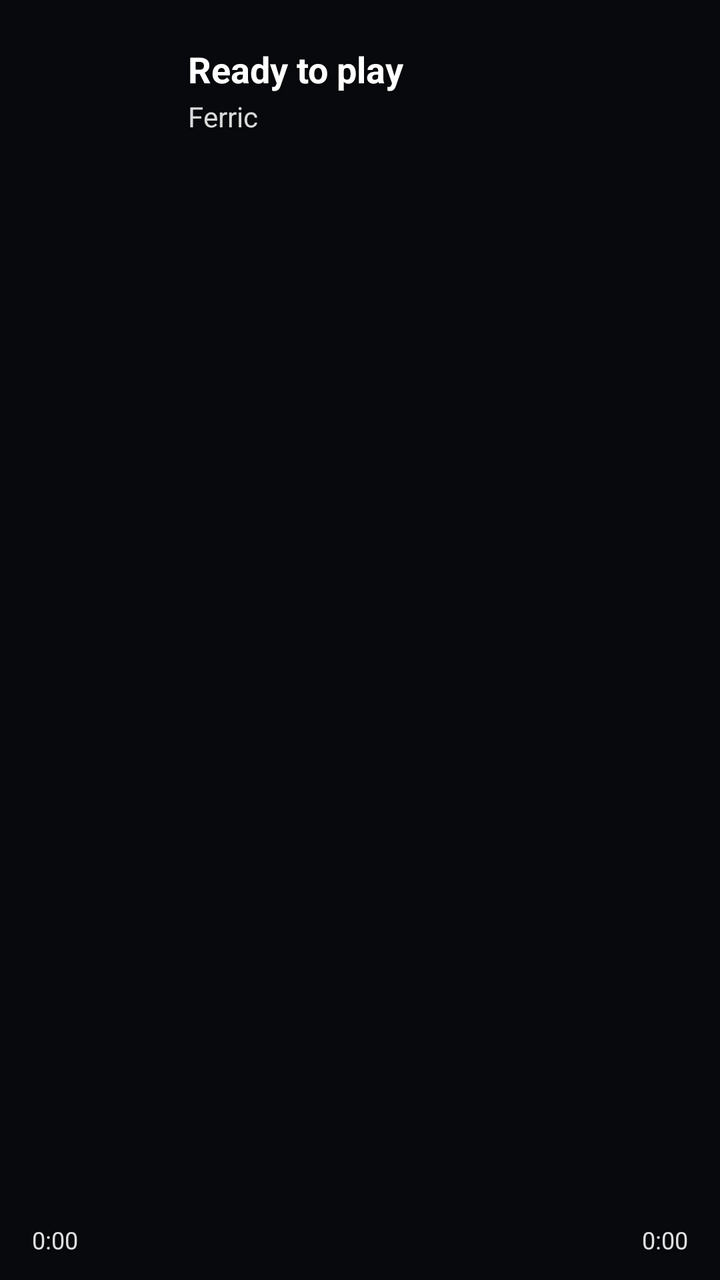
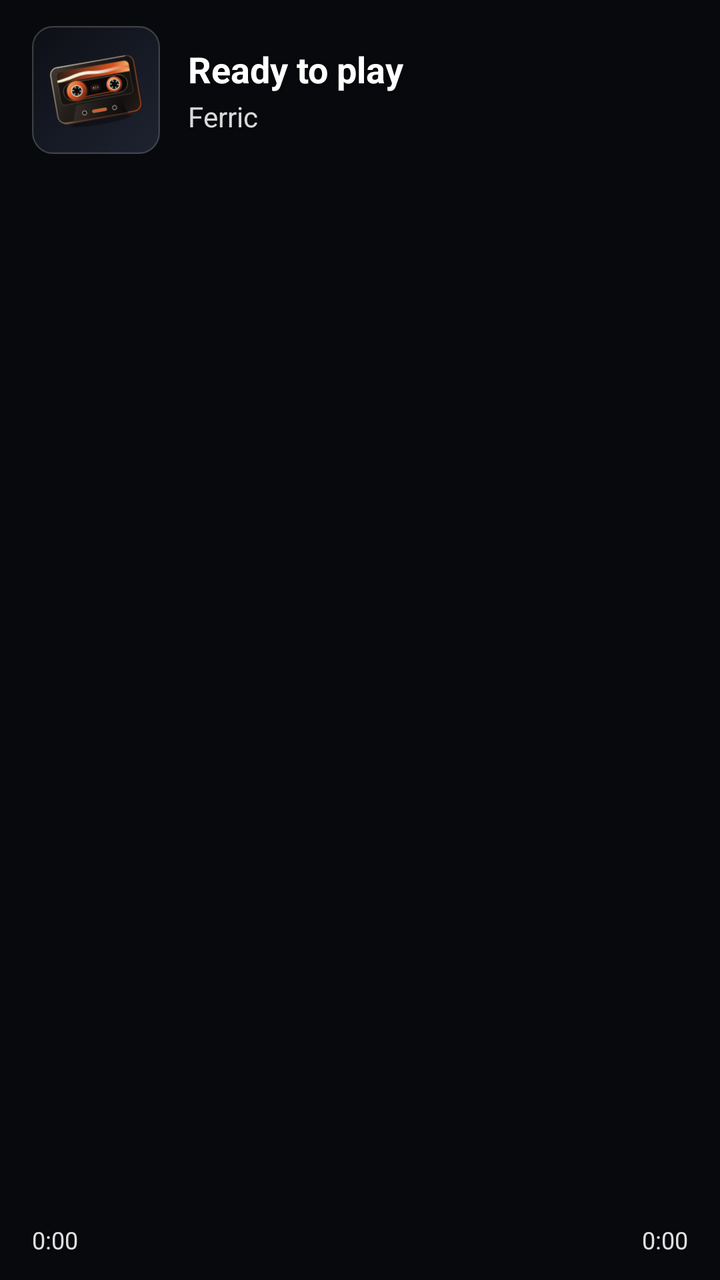

Screens rendered from an Android XML layout before and after an edit, with the pre-edit source and the edit as a unified diff.
<!-- AndroidManifest.xml: application theme Theme.Ferric -->
<!-- res/layout/widget_liquid_glass.xml -->
<?xml version="1.0" encoding="utf-8"?>
<FrameLayout xmlns:android="http://schemas.android.com/apk/res/android"
    android:id="@+id/widget_root"
    android:layout_width="match_parent"
    android:layout_height="match_parent">

    <ImageView
        android:id="@+id/widget_glass_bg"
        android:layout_width="match_parent"
        android:layout_height="match_parent"
        android:contentDescription="@null"
        android:scaleType="fitXY" />

    <LinearLayout
        android:layout_width="match_parent"
        android:layout_height="match_parent"
        android:orientation="vertical"
        android:paddingHorizontal="16dp"
        android:paddingTop="13dp"
        android:paddingBottom="12dp">

        <LinearLayout
            android:layout_width="match_parent"
            android:layout_height="wrap_content"
            android:gravity="center_vertical"
            android:orientation="horizontal">

            <ImageView
                android:id="@+id/widget_art"
                android:layout_width="64dp"
                android:layout_height="64dp"
                android:layout_marginEnd="14dp"
                android:contentDescription="@string/app_name"
                android:scaleType="fitCenter"
                android:src="@mipmap/ic_launcher" />

            <LinearLayout
                android:layout_width="0dp"
                android:layout_height="wrap_content"
                android:layout_weight="1"
                android:gravity="center_vertical"
                android:orientation="vertical">

                <TextView
                    android:id="@+id/widget_title"
                    android:layout_width="match_parent"
                    android:layout_height="wrap_content"
                    android:ellipsize="end"
                    android:maxLines="1"
                    android:shadowColor="#66000000"
                    android:shadowDx="0"
                    android:shadowDy="1.5"
                    android:shadowRadius="4"
                    android:text="@string/widget_ready"
                    android:textColor="#FFFFFFFF"
                    android:textSize="18sp"
                    android:textStyle="bold" />

                <TextView
                    android:id="@+id/widget_artist"
                    android:layout_width="match_parent"
                    android:layout_height="wrap_content"
                    android:layout_marginTop="2dp"
                    android:ellipsize="end"
                    android:maxLines="1"
                    android:shadowColor="#55000000"
                    android:shadowDx="0"
                    android:shadowDy="1"
                    android:shadowRadius="3"
                    android:text="@string/app_name"
                    android:textColor="#D8FFFFFF"
                    android:textSize="14sp" />
            </LinearLayout>

            <ImageView
                android:id="@+id/widget_streak_badge"
                android:layout_width="64dp"
                android:layout_height="24dp"
                android:layout_gravity="top"
                android:layout_marginStart="8dp"
                android:contentDescription="@null"
                android:scaleType="fitEnd"
                android:visibility="gone" />
        </LinearLayout>

        <FrameLayout
            android:layout_width="match_parent"
            android:layout_height="0dp"
            android:layout_weight="1">

            <LinearLayout
                android:layout_width="wrap_content"
                android:layout_height="wrap_content"
                android:layout_gravity="center"
                android:gravity="center"
                android:orientation="horizontal">

                <ImageButton
                    android:id="@+id/widget_btn_prev"
                    android:layout_width="38dp"
                    android:layout_height="38dp"
                    android:layout_marginHorizontal="11dp"
                    android:background="@android:color/transparent"
                    android:contentDescription="@string/widget_prev"
                    android:padding="2dp"
                    android:scaleType="fitCenter" />

                <ImageButton
                    android:id="@+id/widget_btn_play"
                    android:layout_width="48dp"
                    android:layout_height="48dp"
                    android:layout_marginHorizontal="11dp"
                    android:background="@android:color/transparent"
                    android:contentDescription="@string/widget_play_pause"
                    android:padding="1dp"
                    android:scaleType="fitCenter" />

                <ImageButton
                    android:id="@+id/widget_btn_next"
                    android:layout_width="38dp"
                    android:layout_height="38dp"
                    android:layout_marginHorizontal="11dp"
                    android:background="@android:color/transparent"
                    android:contentDescription="@string/widget_next"
                    android:padding="2dp"
                    android:scaleType="fitCenter" />
            </LinearLayout>

            <ImageButton
                android:id="@+id/widget_btn_like"
                android:layout_width="34dp"
                android:layout_height="34dp"
                android:layout_gravity="end|center_vertical"
                android:background="@android:color/transparent"
                android:contentDescription="@string/widget_like"
                android:padding="2dp"
                android:scaleType="fitCenter"
                android:visibility="gone" />
        </FrameLayout>

        <LinearLayout
            android:id="@+id/widget_progress_row"
            android:layout_width="match_parent"
            android:layout_height="wrap_content"
            android:layout_marginTop="4dp"
            android:gravity="center_vertical"
            android:orientation="horizontal">

            <TextView
                android:id="@+id/widget_time_elapsed"
                android:layout_width="wrap_content"
                android:layout_height="wrap_content"
                android:layout_marginEnd="10dp"
                android:shadowColor="#66000000"
                android:shadowDx="0"
                android:shadowDy="1"
                android:shadowRadius="3"
                android:text="0:00"
                android:textColor="#E0FFFFFF"
                android:textSize="12sp" />

            <ImageView
                android:id="@+id/widget_progress_track"
                android:layout_width="0dp"
                android:layout_height="6dp"
                android:layout_weight="1"
                android:contentDescription="@null"
                android:scaleType="fitXY" />

            <TextView
                android:id="@+id/widget_time_total"
                android:layout_width="wrap_content"
                android:layout_height="wrap_content"
                android:layout_marginStart="10dp"
                android:shadowColor="#66000000"
                android:shadowDx="0"
                android:shadowDy="1"
                android:shadowRadius="3"
                android:text="0:00"
                android:textColor="#E0FFFFFF"
                android:textSize="12sp" />
        </LinearLayout>
    </LinearLayout>
</FrameLayout>
<!-- resources referenced by this layout -->
<resources>
  <!-- mipmap ic_launcher (mipmap-anydpi-v26) -->
  <?xml version="1.0" encoding="utf-8"?>
  <adaptive-icon xmlns:android="http://schemas.android.com/apk/res/android">
      <background android:drawable="@drawable/ic_launcher_background" />
      <foreground android:drawable="@drawable/ic_launcher_foreground" />
      <monochrome android:drawable="@drawable/ic_launcher_monochrome" />
  </adaptive-icon>
  <string name="app_name">Ferric</string>
  <string name="widget_like">Toggle like</string>
  <string name="widget_next">Next track</string>
  <string name="widget_play_pause">Play or pause</string>
  <string name="widget_prev">Previous track</string>
  <string name="widget_ready">Ready to play</string>
  <style name="Theme.Ferric" parent="android:Theme.Material.NoActionBar">
          <item name="android:windowBackground">@color/ferric_launch_bg</item>
          <item name="android:statusBarColor">@android:color/transparent</item>
          <item name="android:navigationBarColor">@android:color/transparent</item>
      </style>
  <!-- drawable ic_launcher_background (drawable) -->
  <?xml version="1.0" encoding="utf-8"?>
  <vector xmlns:android="http://schemas.android.com/apk/res/android"
      xmlns:aapt="http://schemas.android.com/aapt"
      android:width="108dp"
      android:height="108dp"
      android:viewportWidth="108"
      android:viewportHeight="108">
      <path android:pathData="M0,0h108v108h-108z">
          <aapt:attr name="android:fillColor">
              <gradient
                  android:centerX="54"
                  android:centerY="48"
                  android:gradientRadius="72"
                  android:type="radial">
                  <item android:color="#2E1810" android:offset="0.0" />
                  <item android:color="#151110" android:offset="0.58" />
                  <item android:color="#08080A" android:offset="1.0" />
              </gradient>
          </aapt:attr>
      </path>
  </vector>
  <!-- drawable ic_launcher_foreground: vector/xml drawable (drawable, 9165 chars, omitted) -->
  <!-- drawable ic_launcher_monochrome (drawable) -->
  <?xml version="1.0" encoding="utf-8"?>
  <vector xmlns:android="http://schemas.android.com/apk/res/android"
      android:width="108dp"
      android:height="108dp"
      android:viewportWidth="512"
      android:viewportHeight="512">
      <group
          android:pivotX="256"
          android:pivotY="256"
          android:rotation="-10"
          android:scaleX="0.60"
          android:scaleY="0.60">
          <path
              android:pathData="M74,104 L438,104 A40,40 0 0,1 478,144 L478,360 A40,40 0 0,1 438,400 L74,400 A40,40 0 0,1 34,360 L34,144 A40,40 0 0,1 74,104 Z"
              android:strokeColor="#FFFFFF"
              android:strokeWidth="22" />
          <path
              android:pathData="M139,178 L373,178 A53,53 0 0,1 426,231 A53,53 0 0,1 373,284 L139,284 A53,53 0 0,1 86,231 A53,53 0 0,1 139,178 Z"
              android:strokeColor="#FFFFFF"
              android:strokeWidth="16" />
          <path
              android:pathData="M128,231 A28,28 0 1,0 184,231 A28,28 0 1,0 128,231 Z M328,231 A28,28 0 1,0 384,231 A28,28 0 1,0 328,231 Z"
              android:strokeColor="#FFFFFF"
              android:strokeWidth="16" />
          <path
              android:fillColor="#FFFFFF"
              android:pathData="M231,220 L281,220 A11,11 0 0,1 292,231 A11,11 0 0,1 281,242 L231,242 A11,11 0 0,1 220,231 A11,11 0 0,1 231,220 Z" />
          <path
              android:pathData="M116,396 L142,326 Q146,318 156,318 L356,318 Q366,318 370,326 L396,396"
              android:strokeColor="#FFFFFF"
              android:strokeLineJoin="round"
              android:strokeWidth="18" />
          <path
              android:fillColor="#FFFFFF"
              android:pathData="M227,352 L285,352 A9,9 0 0,1 294,361 A9,9 0 0,1 285,370 L227,370 A9,9 0 0,1 218,361 A9,9 0 0,1 227,352 Z" />
      </group>
  </vector>
  <color name="ferric_launch_bg">#08090D</color>
</resources>

<!-- the commit's change to res/layout/widget_liquid_glass.xml (unified diff, before → after) -->
@@ -32,7 +32,7 @@
                 android:layout_marginEnd="14dp"
                 android:contentDescription="@string/app_name"
                 android:scaleType="fitCenter"
-                android:src="@mipmap/ic_launcher" />
+                android:src="@drawable/widget_logo_placeholder" />
 
             <LinearLayout
                 android:layout_width="0dp"
@@ -99,7 +99,7 @@
                     android:id="@+id/widget_btn_prev"
                     android:layout_width="38dp"
                     android:layout_height="38dp"
-                    android:layout_marginHorizontal="11dp"
+                    android:layout_marginHorizontal="4dp"
                     android:background="@android:color/transparent"
                     android:contentDescription="@string/widget_prev"
                     android:padding="2dp"
@@ -109,7 +109,7 @@
                     android:id="@+id/widget_btn_play"
                     android:layout_width="48dp"
                     android:layout_height="48dp"
-                    android:layout_marginHorizontal="11dp"
+                    android:layout_marginHorizontal="4dp"
                     android:background="@android:color/transparent"
                     android:contentDescription="@string/widget_play_pause"
                     android:padding="1dp"
@@ -119,7 +119,7 @@
                     android:id="@+id/widget_btn_next"
                     android:layout_width="38dp"
                     android:layout_height="38dp"
-                    android:layout_marginHorizontal="11dp"
+                    android:layout_marginHorizontal="4dp"
                     android:background="@android:color/transparent"
                     android:contentDescription="@string/widget_next"
                     android:padding="2dp"
@@ -128,8 +128,8 @@
 
             <ImageButton
                 android:id="@+id/widget_btn_like"
-                android:layout_width="34dp"
-                android:layout_height="34dp"
+                android:layout_width="38dp"
+                android:layout_height="38dp"
                 android:layout_gravity="end|center_vertical"
                 android:background="@android:color/transparent"
                 android:contentDescription="@string/widget_like"
<!-- resource entries referenced after the edit -->
@@ -1,12 +1,27 @@
 <!-- resources referenced by this layout -->
 <resources>
-  <!-- mipmap ic_launcher (mipmap-anydpi-v26) -->
+  <!-- drawable widget_logo_placeholder (drawable) -->
   <?xml version="1.0" encoding="utf-8"?>
-  <adaptive-icon xmlns:android="http://schemas.android.com/apk/res/android">
-      <background android:drawable="@drawable/ic_launcher_background" />
-      <foreground android:drawable="@drawable/ic_launcher_foreground" />
-      <monochrome android:drawable="@drawable/ic_launcher_monochrome" />
-  </adaptive-icon>
+  <layer-list xmlns:android="http://schemas.android.com/apk/res/android">
+      <item>
+          <shape android:shape="rectangle">
+              <corners android:radius="14dp" />
+              <gradient
+                  android:angle="135"
+                  android:startColor="#1E2330"
+                  android:endColor="#0D0F16" />
+              <stroke
+                  android:width="1dp"
+                  android:color="#33FFFFFF" />
+          </shape>
+      </item>
+      <item
+          android:left="-10dp"
+          android:top="-10dp"
+          android:right="-10dp"
+          android:bottom="-10dp"
+          android:drawable="@drawable/ic_launcher_foreground" />
+  </layer-list>
   <string name="app_name">Ferric</string>
   <string name="widget_like">Toggle like</string>
   <string name="widget_next">Next track</string>
@@ -18,67 +33,7 @@
           <item name="android:statusBarColor">@android:color/transparent</item>
           <item name="android:navigationBarColor">@android:color/transparent</item>
       </style>
-  <!-- drawable ic_launcher_background (drawable) -->
-  <?xml version="1.0" encoding="utf-8"?>
-  <vector xmlns:android="http://schemas.android.com/apk/res/android"
-      xmlns:aapt="http://schemas.android.com/aapt"
-      android:width="108dp"
-      android:height="108dp"
-      android:viewportWidth="108"
-      android:viewportHeight="108">
-      <path android:pathData="M0,0h108v108h-108z">
-          <aapt:attr name="android:fillColor">
-              <gradient
-                  android:centerX="54"
-                  android:centerY="48"
-                  android:gradientRadius="72"
-                  android:type="radial">
-                  <item android:color="#2E1810" android:offset="0.0" />
-                  <item android:color="#151110" android:offset="0.58" />
-                  <item android:color="#08080A" android:offset="1.0" />
-              </gradient>
-          </aapt:attr>
-      </path>
-  </vector>
   <!-- drawable ic_launcher_foreground: vector/xml drawable (drawable, 9165 chars, omitted) -->
-  <!-- drawable ic_launcher_monochrome (drawable) -->
-  <?xml version="1.0" encoding="utf-8"?>
-  <vector xmlns:android="http://schemas.android.com/apk/res/android"
-      android:width="108dp"
-      android:height="108dp"
-      android:viewportWidth="512"
-      android:viewportHeight="512">
-      <group
-          android:pivotX="256"
-          android:pivotY="256"
-          android:rotation="-10"
-          android:scaleX="0.60"
-          android:scaleY="0.60">
-          <path
-              android:pathData="M74,104 L438,104 A40,40 0 0,1 478,144 L478,360 A40,40 0 0,1 438,400 L74,400 A40,40 0 0,1 34,360 L34,144 A40,40 0 0,1 74,104 Z"
-              android:strokeColor="#FFFFFF"
-              android:strokeWidth="22" />
-          <path
-              android:pathData="M139,178 L373,178 A53,53 0 0,1 426,231 A53,53 0 0,1 373,284 L139,284 A53,53 0 0,1 86,231 A53,53 0 0,1 139,178 Z"
-              android:strokeColor="#FFFFFF"
-              android:strokeWidth="16" />
-          <path
-              android:pathData="M128,231 A28,28 0 1,0 184,231 A28,28 0 1,0 128,231 Z M328,231 A28,28 0 1,0 384,231 A28,28 0 1,0 328,231 Z"
-              android:strokeColor="#FFFFFF"
-              android:strokeWidth="16" />
-          <path
-              android:fillColor="#FFFFFF"
-              android:pathData="M231,220 L281,220 A11,11 0 0,1 292,231 A11,11 0 0,1 281,242 L231,242 A11,11 0 0,1 220,231 A11,11 0 0,1 231,220 Z" />
-          <path
-              android:pathData="M116,396 L142,326 Q146,318 156,318 L356,318 Q366,318 370,326 L396,396"
-              android:strokeColor="#FFFFFF"
-              android:strokeLineJoin="round"
-              android:strokeWidth="18" />
-          <path
-              android:fillColor="#FFFFFF"
-              android:pathData="M227,352 L285,352 A9,9 0 0,1 294,361 A9,9 0 0,1 285,370 L227,370 A9,9 0 0,1 218,361 A9,9 0 0,1 227,352 Z" />
-      </group>
-  </vector>
   <color name="ferric_launch_bg">#08090D</color>
 </resources>
 
